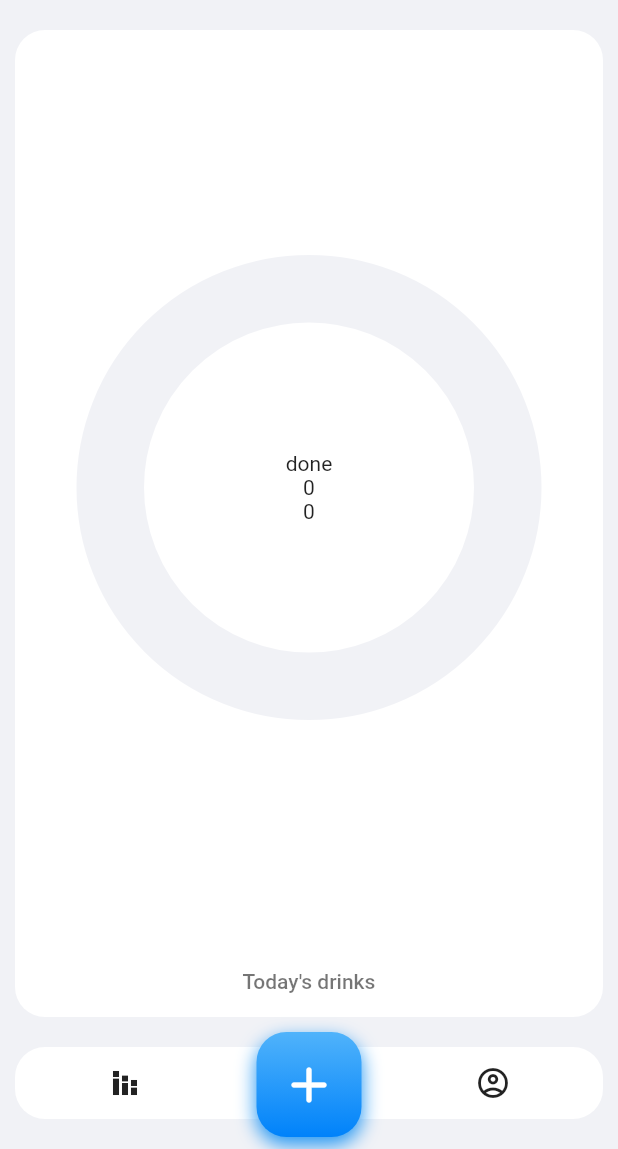
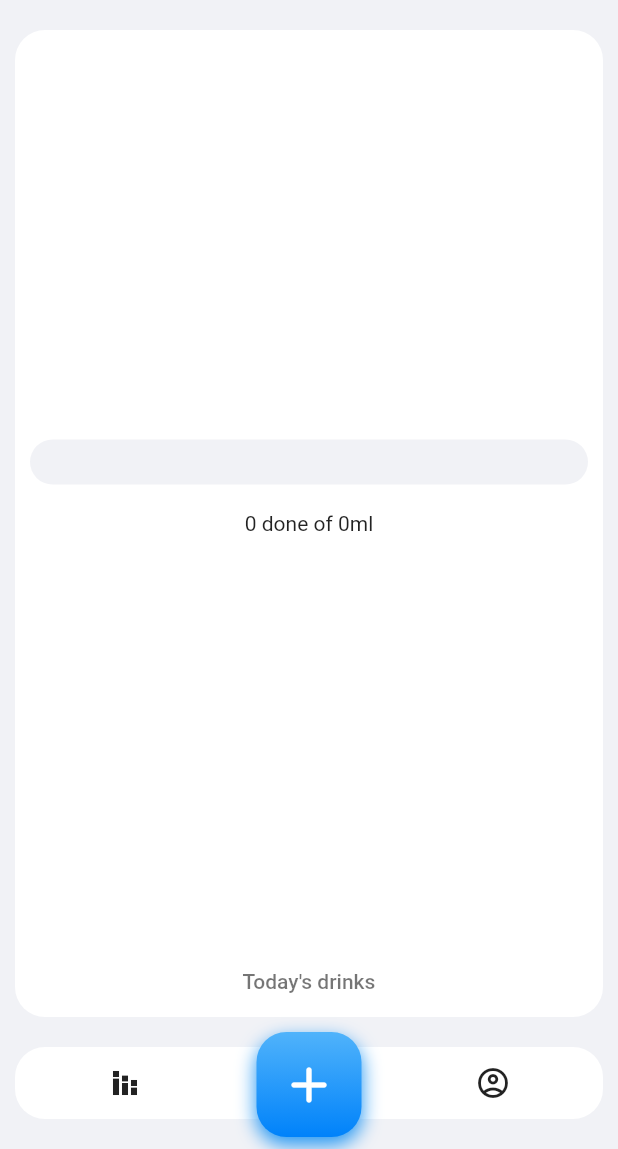
Before and after one commit to extrawest/ew_flutter_water_tracker_app, a Flutter app: the HomeScreen screen opened directly, after a tap on "Overall volume", on a phone screen of 412 x 824 dp, the part 87-1236 px from its top. Run offline on Flutter 3.47's test engine with Material 2 defaults, Android fonts, the phone set to English and light mode, and no system bars; drawn by our look-alikes of percent_indicator; our stand-ins replace cloud_firestore, device_info, equatable, firebase_analytics, firebase_auth, firebase_core and 12 more; missing offline and left inert: flutter_facebook_auth, flutter_translate_annotations, flutter_udid; accounts and stored records are empty; project files that could hold a hidden picture were left out.

Commit message:
Add Firebase remote config service to have ability to change type of the progress indicator in drinks_overall.dart

```diff
--- a/lib/app.dart
+++ b/lib/app.dart
@@ -11,6 +11,7 @@ import 'package:water_tracker/services/firebase/analytics_service.dart';
 import 'package:water_tracker/services/firebase/crashlytics_service.dart';
 import 'package:water_tracker/services/firebase/firebase_authentication.dart';
 import 'package:water_tracker/services/firebase/firestore.dart';
+import 'package:water_tracker/services/firebase/remote_config_service.dart';
 import 'package:water_tracker/services/firebase/storage_service.dart';
 import 'package:water_tracker/view_models/theme_view_model.dart';
 
@@ -41,13 +42,14 @@ class _ApplicationState extends State<Application> {
                   authService: _authService,
                   firestoreRepository: _firestoreRepository,
                   crashlyticsService: _crashlyticsService)),
-          Provider<FirestoreRepositoryImpl>(
+          RepositoryProvider<FirestoreRepositoryImpl>(
             create: (context) => _firestoreRepository,
           ),
           Provider<StorageRepositoryImpl>(
             create: (context) => _storageRepository,
           ),
           Provider<CrashlyticsService>(create: (context) => _crashlyticsService,),
+          Provider<RemoteConfigService>(create: (context) => RemoteConfigService(),)
         ],
         child: Consumer<ThemeViewModel>(builder: (context, themeViewModel, _) {
           return MaterialApp(
--- a/lib/bloc/drinks_bloc/drinks_bloc.dart
+++ b/lib/bloc/drinks_bloc/drinks_bloc.dart
@@ -6,18 +6,21 @@ import 'package:water_tracker/common/extensions/datetime_to_milliseconds_to_stri
 import 'package:water_tracker/models/water_model.dart';
 import 'package:water_tracker/repository/firestore_repository.dart';
 import 'package:water_tracker/services/firebase/crashlytics_service.dart';
+import 'package:water_tracker/services/firebase/remote_config_service.dart';
 
 class DrinksBloc extends Bloc<DrinksEvent, DrinkState> {
   final FirestoreRepository repository;
   final CrashlyticsService crashlyticsService;
+  final RemoteConfigService remoteConfigService;
 
-  DrinksBloc(this.repository, this.crashlyticsService)
+  DrinksBloc({required this.repository, required this.crashlyticsService, required this.remoteConfigService})
       : super(const DrinkState()) {
     on<AddDrink>(_onAddDrink);
     on<DeleteDrink>(_onDeleteDrink);
     on<DrinksOverviewSubscriptionRequested>(_onSubscriptionRequested);
     on<LoadDailyLimit>(_onLoadDailyLimit);
     on<CountOverall>(_onCountOverall);
+    on<FetchIndicatorType>(_onFetchIndicatorType);
   }
 
   Future<void> _onSubscriptionRequested(
@@ -58,8 +61,7 @@ class DrinksBloc extends Bloc<DrinksEvent, DrinkState> {
     }
   }
 
-  void _onCountOverall(
-      CountOverall event, Emitter<DrinkState> emit) {
+  void _onCountOverall(CountOverall event, Emitter<DrinkState> emit) {
     int drunkWater = 0;
     final drinks = state.drinks;
     for (final i in drinks) {
@@ -80,4 +82,10 @@ class DrinksBloc extends Bloc<DrinksEvent, DrinkState> {
       emit(state.copyWith(status: DrinkStatus.failure, error: err.toString()));
     }
   }
+
+  Future<void> _onFetchIndicatorType(
+      FetchIndicatorType event, Emitter<DrinkState> emit) async {
+    final indicatorType = remoteConfigService.getRemoteConfig.getString('progress_indicator_type');
+    emit(state.copyWith(progressType: indicatorType));
+  }
 }
--- a/lib/bloc/drinks_bloc/drinks_event.dart
+++ b/lib/bloc/drinks_bloc/drinks_event.dart
@@ -42,3 +42,5 @@ class DeleteDrink extends DrinksEvent {
 class CountOverall extends DrinksEvent {}
 
 class LoadDailyLimit extends DrinksEvent {}
+
+class FetchIndicatorType extends DrinksEvent {}
--- a/lib/bloc/drinks_bloc/drinks_state.dart
+++ b/lib/bloc/drinks_bloc/drinks_state.dart
@@ -9,27 +9,32 @@ class DrinkState extends Equatable {
   final List<WaterModel> drinks;
   final int drunkWater;
   final int dailyWaterLimit;
+  final String progressType;
 
   const DrinkState(
       {this.status = DrinkStatus.initial,
       this.error = '',
       this.drinks = const [],
       this.dailyWaterLimit = 0,
-      this.drunkWater = 0});
+      this.drunkWater = 0,
+      this.progressType = ''});
 
   DrinkState copyWith(
           {DrinkStatus? status,
           String? error,
           List<WaterModel>? drinks,
           int? dailyWaterLimit,
-          int? drunkWater}) =>
+          int? drunkWater,
+          String? progressType}) =>
       DrinkState(
           status: status ?? this.status,
           error: error ?? this.error,
           drinks: drinks ?? this.drinks,
           dailyWaterLimit: dailyWaterLimit ?? this.dailyWaterLimit,
-          drunkWater: drunkWater ?? this.drunkWater);
+          drunkWater: drunkWater ?? this.drunkWater,
+          progressType: progressType ?? this.progressType);
 
   @override
-  List<Object?> get props => [status, error, drinks, dailyWaterLimit, drunkWater];
+  List<Object?> get props =>
+      [status, error, drinks, dailyWaterLimit, drunkWater];
 }
--- a/lib/screens/splash_screen.dart
+++ b/lib/screens/splash_screen.dart
@@ -2,6 +2,7 @@ import 'package:firebase_auth/firebase_auth.dart';
 import 'package:flutter/material.dart';
 import 'package:flutter/scheduler.dart';
 import 'package:water_tracker/routes.dart';
+import 'package:water_tracker/services/firebase/remote_config_service.dart';
 
 import '../services/firebase/firebase_authentication.dart';
 
@@ -15,7 +16,7 @@ class _SplashScreenState extends State<SplashScreen> {
   void initState() {
     super.initState();
     SchedulerBinding.instance!.addPostFrameCallback((timeStamp) async {
-
+      await RemoteConfigService().setupRemoteConfig();
       AuthService().firebaseAuth
           .authStateChanges().listen((User? user) {
         Navigator.pushReplacementNamed(context, user == null ? loginScreenRoute : homeScreenRoute);
--- a/lib/widgets/drinks_list.dart
+++ b/lib/widgets/drinks_list.dart
@@ -45,6 +45,10 @@ class DrinksList extends StatelessWidget {
               onPressed: (){
                 context.read<HomeCubit>().setTab(HomeTab.progress);
               },
+              style: ButtonStyle(
+                shape: MaterialStateProperty.all(RoundedRectangleBorder(
+                    borderRadius: BorderRadius.circular(30.0))),
+              ),
               child: const Text('Overall volume'),
             ),
           ],
--- a/lib/widgets/drinks_overall.dart
+++ b/lib/widgets/drinks_overall.dart
@@ -1,6 +1,7 @@
 import 'package:flutter/material.dart';
 import 'package:flutter_bloc/flutter_bloc.dart';
 import 'package:percent_indicator/circular_percent_indicator.dart';
+import 'package:percent_indicator/linear_percent_indicator.dart';
 import 'package:water_tracker/bloc/drinks_bloc/drinks_bloc_barrel.dart';
 import 'package:water_tracker/bloc/home_cubit/home_cubit.dart';
 
@@ -13,11 +14,6 @@ class DrinksOverall extends StatefulWidget {
 
 class _DrinksOverallState extends State<DrinksOverall> {
   @override
-  void initState() {
-    super.initState();
-  }
-
-  @override
   Widget build(BuildContext context) {
     return BlocBuilder<DrinksBloc, DrinkState>(builder: (context, state) {
       return Center(
@@ -25,29 +21,15 @@ class _DrinksOverallState extends State<DrinksOverall> {
           children: [
             Expanded(
               flex: 10,
-              child: CircularPercentIndicator(
-                radius: 150.0,
-                lineWidth: 35,
-                percent: state.dailyWaterLimit == 0
-                    ? 0
-                    : state.drunkWater / state.dailyWaterLimit,
-                animation: true,
-                backgroundWidth: 45,
-                backgroundColor: Theme.of(context).scaffoldBackgroundColor,
-                linearGradient: const LinearGradient(
-                  begin: Alignment.topCenter,
-                  end: Alignment.bottomCenter,
-                  colors: <Color>[
-                    Color(0xff50b3fb),
-                    Color(0xff0082fa),
-                  ],
-                ),
-                curve: Curves.easeInOut,
-                circularStrokeCap: CircularStrokeCap.round,
-                center: _centerData(context, state),
-              ),
+              child: state.progressType == 'circle'
+                  ? _circleIndicator(state)
+                  : _linearIndicator(state),
             ),
             TextButton(
+              style: ButtonStyle(
+                shape: MaterialStateProperty.all(RoundedRectangleBorder(
+                    borderRadius: BorderRadius.circular(30.0))),
+              ),
               onPressed: () {
                 context.read<HomeCubit>().setTab(HomeTab.drinks);
               },
@@ -65,8 +47,62 @@ class _DrinksOverallState extends State<DrinksOverall> {
       children: [
         const Text('done'),
         Text('${state.drunkWater}'),
-        Text('${state.dailyWaterLimit}'),
+        Text('of ${state.dailyWaterLimit} ml'),
       ],
     );
   }
+
+  Widget _linearIndicator(DrinkState state) {
+    return Column(
+      mainAxisAlignment: MainAxisAlignment.center,
+      children: [
+        LinearPercentIndicator(
+          percent: state.dailyWaterLimit == 0
+              ? 0
+              : state.drunkWater / state.dailyWaterLimit,
+          barRadius: const Radius.circular(16),
+          lineHeight: 30.0,
+          animation: true,
+          backgroundColor: Theme.of(context).scaffoldBackgroundColor,
+          curve: Curves.easeInOut,
+          linearGradient: const LinearGradient(
+            begin: Alignment.centerRight,
+            end: Alignment.centerLeft,
+            colors: <Color>[
+              Color(0xff50b3fb),
+              Color(0xff0082fa),
+            ],
+          ),
+        ),
+        Padding(
+          padding: const EdgeInsets.only(top: 18.0),
+          child: Text('${state.drunkWater} done of ${state.dailyWaterLimit}ml'),
+        ),
+      ],
+    );
+  }
+
+  Widget _circleIndicator(DrinkState state) {
+    return CircularPercentIndicator(
+      radius: 150.0,
+      lineWidth: 35,
+      percent: state.dailyWaterLimit == 0
+          ? 0
+          : state.drunkWater / state.dailyWaterLimit,
+      animation: true,
+      backgroundWidth: 45,
+      backgroundColor: Theme.of(context).scaffoldBackgroundColor,
+      linearGradient: const LinearGradient(
+        begin: Alignment.topCenter,
+        end: Alignment.bottomCenter,
+        colors: <Color>[
+          Color(0xff50b3fb),
+          Color(0xff0082fa),
+        ],
+      ),
+      curve: Curves.easeInOut,
+      circularStrokeCap: CircularStrokeCap.round,
+      center: _centerData(context, state),
+    );
+  }
 }
--- a/pubspec.yaml
+++ b/pubspec.yaml
@@ -46,7 +46,7 @@ dependencies:
   firebase_storage: ^10.2.16
   firebase_crashlytics: ^2.8.1
   firebase_remote_config: ^2.0.8
-  percent_indicator: ^4.2.1
+  percent_indicator: 4.0.1
 
 
 dev_dependencies:
```
Also changed, not shown: lib/screens/home_screen.dart (+7 -3 lines), lib/services/firebase/remote_config_service.dart (added, +30 -0 lines), pubspec.lock.
